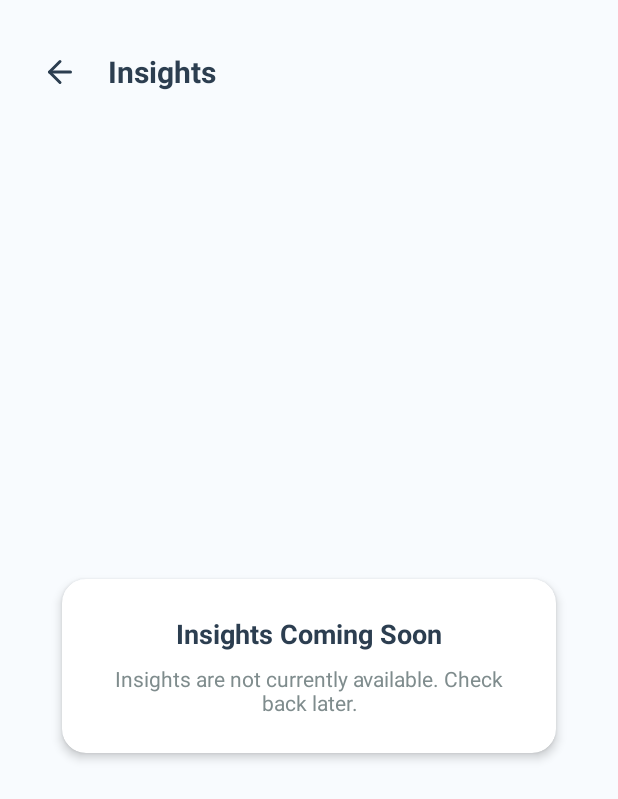
After one commit to vanderwaltrei/TallyUp, an Android app: the layout fragment_insights_coming_soon.xml on its own in the app's theme, with its tools: preview values and no code run, on a phone screen of 412 x 824 dp. The commit adds this screen. Shown: the top 799 px of the screen. Run offline under Robolectric (Android 15) with nearby library versions, the phone set to English and light mode, and no system bars.

Commit message:
Improved Scrolling in Budget Dashboard
Updated colors.xml

Added Insights Coming Soon Page
InsightsComingSoonFragment

Improved Category items (You can now add budget amount per category)

```diff
--- a/app/src/main/java/za/ac/iie/TallyUp/ui/DashboardFragment.kt
+++ b/app/src/main/java/za/ac/iie/TallyUp/ui/DashboardFragment.kt
@@ -46,7 +46,7 @@ class DashboardFragment : Fragment() {
 
     private fun navigateToInsights() {
         parentFragmentManager.beginTransaction()
-            .replace(R.id.fragment_container, InsightsFragment())
+            .replace(R.id.fragment_container, InsightsComingSoonFragment())
             .addToBackStack(null)
             .commit()
     }
--- /dev/null
+++ b/app/src/main/res/layout/fragment_insights_coming_soon.xml
@@ -0,0 +1,84 @@
+<?xml version="1.0" encoding="utf-8"?>
+<LinearLayout
+    xmlns:android="http://schemas.android.com/apk/res/android"
+    xmlns:app="http://schemas.android.com/apk/res-auto"
+    android:layout_width="match_parent"
+    android:layout_height="match_parent"
+    android:orientation="vertical"
+    android:background="@color/background"
+    android:padding="16dp">
+
+    <!-- Top Bar -->
+    <LinearLayout
+        android:layout_width="match_parent"
+        android:layout_height="wrap_content"
+        android:orientation="horizontal"
+        android:gravity="center_vertical"
+        android:paddingVertical="8dp">
+
+        <ImageButton
+            android:id="@+id/backButton"
+            android:layout_width="48dp"
+            android:layout_height="48dp"
+            android:background="?attr/selectableItemBackgroundBorderless"
+            android:src="@drawable/ic_arrow_left"
+            app:tint="@color/foreground"
+            android:contentDescription="@string/back"/>
+
+        <TextView
+            android:id="@+id/titleText"
+            android:layout_width="wrap_content"
+            android:layout_height="wrap_content"
+            android:text="Insights"
+            android:textSize="20sp"
+            android:textStyle="bold"
+            android:textColor="@color/foreground"
+            android:layout_marginStart="8dp"/>
+    </LinearLayout>
+
+    <!-- Center Card -->
+    <LinearLayout
+        android:layout_width="match_parent"
+        android:layout_height="match_parent"
+        android:gravity="center">
+
+        <androidx.cardview.widget.CardView
+            android:layout_width="match_parent"
+            android:layout_height="wrap_content"
+            android:layout_margin="16dp"
+            app:cardCornerRadius="16dp"
+            app:cardElevation="4dp"
+            app:cardUseCompatPadding="true"
+            app:cardBackgroundColor="@color/white">
+
+            <LinearLayout
+                android:layout_width="match_parent"
+                android:layout_height="wrap_content"
+                android:orientation="vertical"
+                android:padding="24dp"
+                android:gravity="center_horizontal">
+
+                <TextView
+                    android:id="@+id/insights_title"
+                    android:layout_width="wrap_content"
+                    android:layout_height="wrap_content"
+                    android:text="Insights Coming Soon"
+                    android:textStyle="bold"
+                    android:textSize="18sp"
+                    android:textColor="@color/foreground"
+                    android:layout_marginBottom="8dp"/>
+
+                <TextView
+                    android:id="@+id/insights_message"
+                    android:layout_width="wrap_content"
+                    android:layout_height="wrap_content"
+                    android:text="Insights are not currently available. Check back later."
+                    android:textSize="14sp"
+                    android:textAlignment="center"
+                    android:gravity="center"
+                    android:textColor="@color/muted_foreground"/>
+            </LinearLayout>
+        </androidx.cardview.widget.CardView>
+    </LinearLayout>
+
+</LinearLayout>
```
Also changed, not shown: app/src/main/java/za/ac/iie/TallyUp/ui/InsightsComingSoonFragment.kt (added, +26 -0 lines), app/src/main/res/drawable/spinner_background.xml (+20 -5 lines), app/src/main/res/layout/fragment_budget_dashboard.xml (+32 -5 lines), app/src/main/res/layout/item_category_breakdown.xml (+83 -17 lines), app/src/main/res/values/colors.xml (+14 -0 lines).
